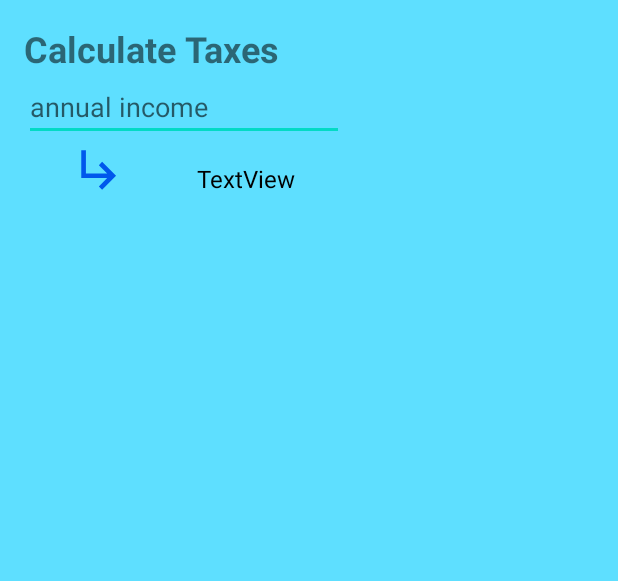
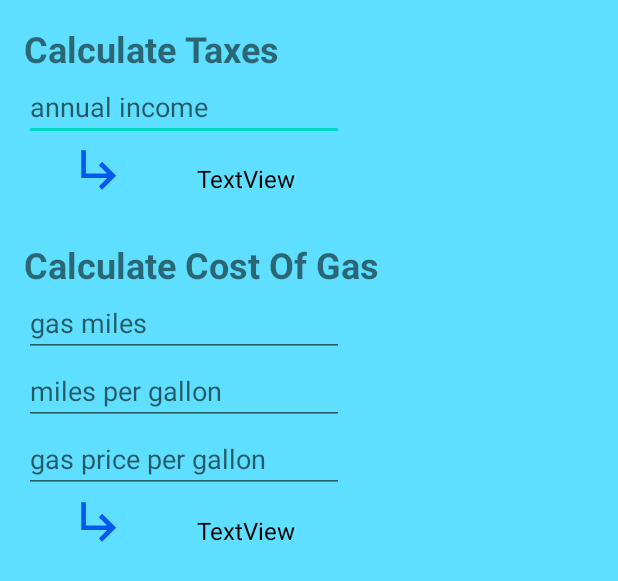
Before and after one commit to edcres/for-fun, an Android app: the layout activity_main.xml on its own in the app's theme, with its tools: preview values and no code run, on a phone screen of 412 x 824 dp. Shown: the top 581 px of the screen. Run offline under Robolectric (Android 15) with nearby library versions, the light colour scheme and no system bars.

Commit message:
Gas cost UI done.

```diff
--- a/interest-inflation-clalc/app/src/main/java/com/example/interestinflationcalc/MainActivity.kt
+++ b/interest-inflation-clalc/app/src/main/java/com/example/interestinflationcalc/MainActivity.kt
@@ -12,6 +12,8 @@ import kotlin.math.pow
 // inflation,
 // tax bracket,
 // percentage of a number (ie. what percentage is 5.8 out of 33)
+
+// todo: test the app features
 
 class MainActivity : AppCompatActivity() {
 
@@ -29,12 +31,29 @@ class MainActivity : AppCompatActivity() {
 
         binding.apply {
             annualIncomeBtn.setOnClickListener {
-                if (!annualIncomeEt.text.isNullOrEmpty()) {
+                val annualIncomeEtStr = annualIncomeEt.text.toString()
+                if (annualIncomeEtStr.isNotEmpty()) {
                     annualIncomeAnswerTxt.text = getAmountOfTaxesUsingTaxBracket(
-                        annualIncomeEt.text.toString().toDouble()
+                        annualIncomeEtStr.toDouble()
                     ).toString()
                 }
             }
+
+            gasCostBtn.setOnClickListener {
+                val gasMilesEtStr = gasMilesEt.text.toString()
+                val milesPerGallonEtStr = milesPerGallonEt.text.toString()
+                val gasPricePerGallonEtStr = gasPricePerGallonEt.text.toString()
+                if (gasMilesEtStr.isNotEmpty() && milesPerGallonEtStr.isNotEmpty()
+                    && gasPricePerGallonEtStr.isNotEmpty()) {
+                    gasCostAnswerTxt.text = getGasCost(
+                        gasMilesEtStr.toDouble(),
+                        milesPerGallonEtStr.toDouble(),
+                        gasPricePerGallonEtStr.toDouble()
+                    ).toString()
+                }
+            }
+
+
 
 
 
--- a/interest-inflation-clalc/app/src/main/res/layout/activity_main.xml
+++ b/interest-inflation-clalc/app/src/main/res/layout/activity_main.xml
@@ -64,7 +64,6 @@
                     app:layout_constraintStart_toEndOf="@+id/annual_income_btn"
                     app:layout_constraintTop_toTopOf="@+id/annual_income_btn" />
 
-
                 <TextView
                     android:id="@+id/gas_cost_txt"
                     android:layout_width="wrap_content"
@@ -74,7 +73,77 @@
                     android:textSize="24sp"
                     android:textStyle="bold"
                     app:layout_constraintStart_toStartOf="parent"
-                    app:layout_constraintTop_toBottomOf="parent" />
+                    app:layout_constraintTop_toBottomOf="@+id/annual_income_btn" />
+
+                <EditText
+                    android:id="@+id/gas_miles_et"
+                    android:layout_width="wrap_content"
+                    android:layout_height="wrap_content"
+                    android:ems="10"
+                    android:hint="gas miles"
+                    android:inputType="number|numberDecimal"
+                    app:layout_constraintStart_toStartOf="@+id/gas_cost_txt"
+                    app:layout_constraintTop_toBottomOf="@+id/gas_cost_txt" />
+
+                <EditText
+                    android:id="@+id/miles_per_gallon_et"
+                    android:layout_width="wrap_content"
+                    android:layout_height="wrap_content"
+                    android:ems="10"
+                    android:hint="miles per gallon"
+                    android:inputType="number|numberDecimal"
+                    app:layout_constraintStart_toStartOf="@+id/gas_miles_et"
+                    app:layout_constraintTop_toBottomOf="@+id/gas_miles_et" />
+
+                <EditText
+                    android:id="@+id/gas_price_per_gallon_et"
+                    android:layout_width="wrap_content"
+                    android:layout_height="wrap_content"
+                    android:ems="10"
+                    android:hint="gas price per gallon"
+                    android:inputType="number|numberDecimal"
+                    app:layout_constraintStart_toStartOf="@+id/miles_per_gallon_et"
+                    app:layout_constraintTop_toBottomOf="@+id/miles_per_gallon_et" />
+
+                <ImageButton
+                    android:id="@+id/gas_cost_btn"
+                    android:layout_width="wrap_content"
+                    android:layout_height="wrap_content"
+                    android:background="@color/transparent"
+                    android:layout_marginStart="16dp"
+                    android:paddingStart="16dp"
+                    android:paddingEnd="16dp"
+                    android:paddingBottom="16dp"
+                    app:layout_constraintStart_toStartOf="@+id/gas_price_per_gallon_et"
+                    app:layout_constraintTop_toBottomOf="@+id/gas_price_per_gallon_et"
+                    app:srcCompat="@drawable/ic_enter_24" />
+
+                <TextView
+                    android:id="@+id/gas_cost_answer_txt"
+                    android:layout_width="wrap_content"
+                    android:layout_height="wrap_content"
+                    android:text="TextView"
+                    android:textColor="@color/black"
+                    android:textSize="16sp"
+                    app:layout_constraintBottom_toBottomOf="@+id/gas_cost_btn"
+                    app:layout_constraintEnd_toEndOf="@+id/gas_price_per_gallon_et"
+                    app:layout_constraintStart_toEndOf="@+id/annual_income_btn"
+                    app:layout_constraintTop_toTopOf="@+id/gas_cost_btn" />
+
+
+
+
+
+
+
+
+
+
+
+
+
+
+
 
                 <TextView
                     android:id="@+id/inflation_rate_txt"
@@ -85,7 +154,7 @@
                     android:textSize="24sp"
                     android:textStyle="bold"
                     app:layout_constraintStart_toStartOf="parent"
-                    app:layout_constraintTop_toBottomOf="@+id/gas_cost_txt" />
+                    app:layout_constraintTop_toBottomOf="parent" />
 
                 <TextView
                     android:id="@+id/price_with_inflation_txt"
```
